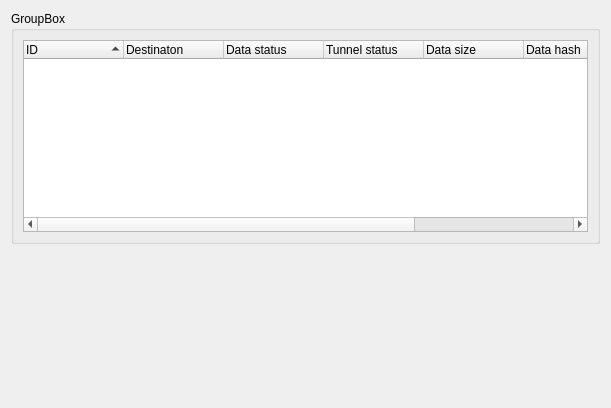
RetroShare/RetroShare, file retroshare-gui/src/gui/statistics/GlobalRouterStatistics.ui: the form before one commit.
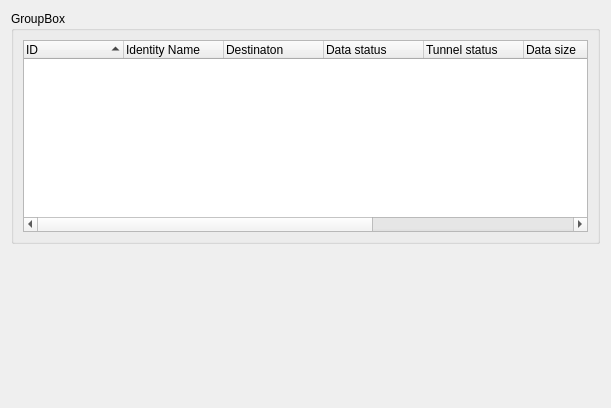
The form after the commit.

Commit message: Added nickname column to pending packets & context menu action to view details Fixed ui layout.

```diff
--- a/retroshare-gui/src/gui/statistics/GlobalRouterStatistics.ui
+++ b/retroshare-gui/src/gui/statistics/GlobalRouterStatistics.ui
@@ -58,6 +58,11 @@
           <string>ID</string>
          </property>
         </column>
+        <column>
+         <property name="text">
+          <string>Identity Name</string>
+         </property>
+        </column>
         <column>
          <property name="text">
           <string>Destinaton</string>
```
Left out of the diff: 3 changed lines with no effect on the pictures. The commit also changes 4 other files.
